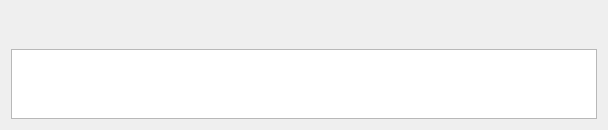
The window that App/Dialogs/TabularReport/TabularReportEntry.ui (FelixdelasPozas/EspINA) describes before a commit, drawn with Qt 5.
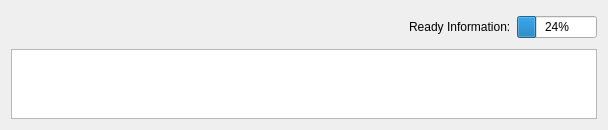
The same window after the commit. Icons and pictures are not drawn. Custom widgets are drawn as their Qt base class.

Commit message: Raw Information improvements: total progress, disable export buttons when information is not ready, refresh view while updating data

```diff
--- a/App/Dialogs/TabularReport/TabularReportEntry.ui
+++ b/App/Dialogs/TabularReport/TabularReportEntry.ui
@@ -125,6 +125,26 @@
        </property>
       </spacer>
      </item>
+     <item>
+      <widget class="QLabel" name="progressLabel">
+       <property name="text">
+        <string>Ready Information:</string>
+       </property>
+      </widget>
+     </item>
+     <item>
+      <widget class="QProgressBar" name="progressBar">
+       <property name="maximumSize">
+        <size>
+         <width>80</width>
+         <height>16777215</height>
+        </size>
+       </property>
+       <property name="value">
+        <number>24</number>
+       </property>
+      </widget>
+     </item>
     </layout>
    </item>
    <item>
```
Left out of the diff: 31 changed lines with no effect on the pictures. The commit also changes 11 other files.
